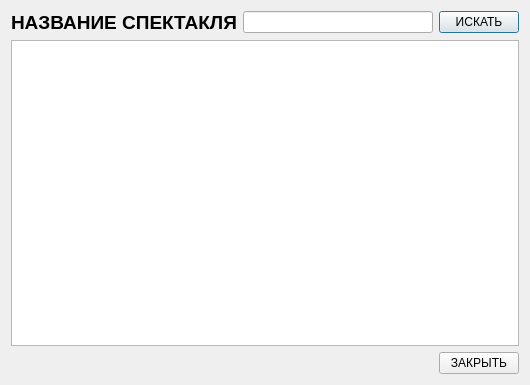
decentNick/QtDataBase, file QtDataBase/queryrep.ui: the form before one commit.
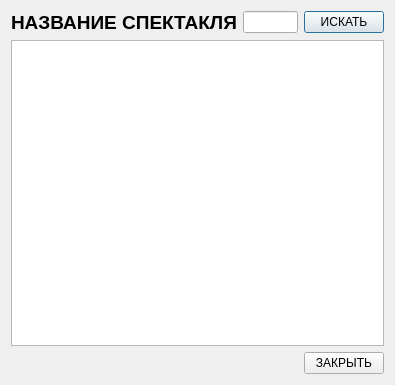
The form after the commit.

```diff
--- a/QtDataBase/queryrep.ui
+++ b/QtDataBase/queryrep.ui
@@ -6,7 +6,7 @@
    <rect>
     <x>0</x>
     <y>0</y>
-    <width>530</width>
+    <width>395</width>
     <height>385</height>
    </rect>
   </property>
```
